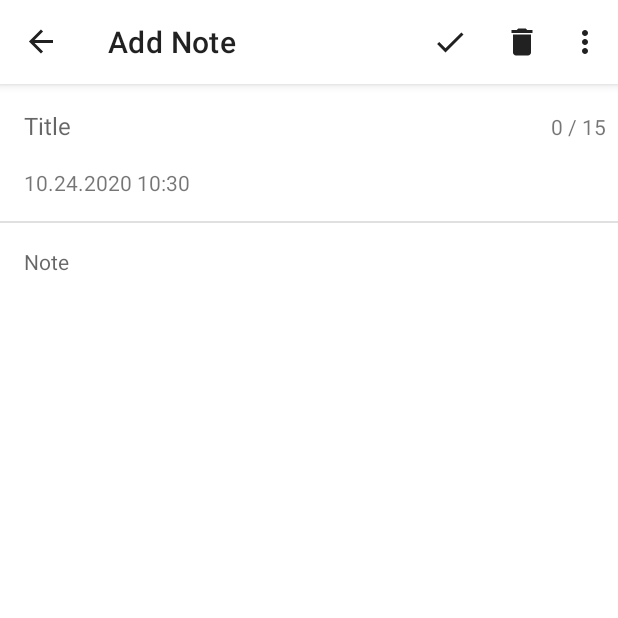
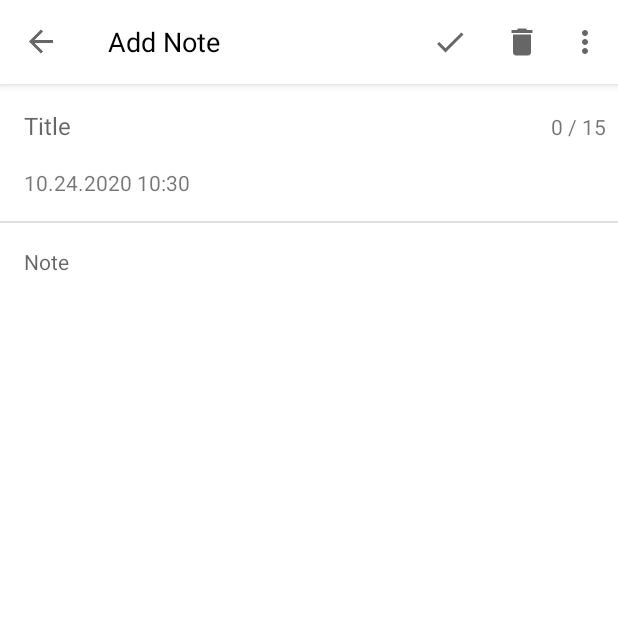
Before and after one commit to Enes-Kayiklik/PostIt, an Android app: the AddNoteFragment screen opened through its navigation route, on a phone screen of 412 x 824 dp, the top half of it. Run offline under Robolectric (Android 15) with nearby library versions, the phone set to English and light mode, and no system bars; our stand-ins replace Dagger/Hilt's generated code, navigation-ui; libraries missing offline, so code that uses them is left out: androidx.hilt.lifecycle.

Commit message:
added drawer layout

```diff
--- a/app/src/main/AndroidManifest.xml
+++ b/app/src/main/AndroidManifest.xml
@@ -1,6 +1,9 @@
 <?xml version="1.0" encoding="utf-8"?>
 <manifest xmlns:android="http://schemas.android.com/apk/res/android"
     package="com.eneskayiklik.post_it">
+
+    <uses-permission android:name="android.permission.WRITE_EXTERNAL_STORAGE" />
+    <uses-permission android:name="android.permission.READ_EXTERNAL_STORAGE" />
 
     <application
         android:name=".PostItApp"
--- a/app/src/main/java/com/eneskayiklik/post_it/ui/MainActivity.kt
+++ b/app/src/main/java/com/eneskayiklik/post_it/ui/MainActivity.kt
@@ -1,21 +1,61 @@
 package com.eneskayiklik.post_it.ui
 
 import android.os.Bundle
+import android.widget.Toast
 import androidx.appcompat.app.AppCompatActivity
+import androidx.core.view.GravityCompat
+import androidx.drawerlayout.widget.DrawerLayout
 import androidx.navigation.findNavController
 import androidx.navigation.ui.setupActionBarWithNavController
 import com.eneskayiklik.post_it.R
+import com.eneskayiklik.post_it.util.makeInvisible
+import com.eneskayiklik.post_it.util.makeVisible
 import dagger.hilt.android.AndroidEntryPoint
+import kotlinx.android.synthetic.main.activity_main.*
+import kotlinx.android.synthetic.main.app_bar_layout.*
 
 @AndroidEntryPoint
 class MainActivity : AppCompatActivity() {
     override fun onCreate(savedInstanceState: Bundle?) {
         super.onCreate(savedInstanceState)
         setContentView(R.layout.activity_main)
+        setSupportActionBar(toolbar)
+        supportActionBar?.setDisplayShowTitleEnabled(false)
+        setOnDestinationChange()
+        setupButtonsOnClick()
         setupActionBarWithNavController(findNavController(R.id.fragmentNavHost))
+    }
+
+    private fun setupButtonsOnClick() {
+        imgDrawer.setOnClickListener {
+            drawerLayout.openDrawer(GravityCompat.START)
+        }
+
+        drawerMenuMain.setNavigationItemSelectedListener {
+            when (it.itemId) {
+                R.id.exportData -> Toast.makeText(this, "Selam", Toast.LENGTH_SHORT).show()
+                else -> Toast.makeText(this, "Naber", Toast.LENGTH_SHORT).show()
+            }
+            true
+        }
+    }
+
+    private fun setOnDestinationChange() {
+        findNavController(R.id.fragmentNavHost).addOnDestinationChangedListener { _, destination, _ ->
+            toolbarTitle.text = destination.label
+            when (destination.id) {
+                R.id.addNoteFragment -> {
+                    drawerLayout?.setDrawerLockMode(DrawerLayout.LOCK_MODE_LOCKED_CLOSED)
+                        .also { imgDrawer.makeInvisible() }
+                }
+                else -> {
+                    drawerLayout?.setDrawerLockMode(DrawerLayout.LOCK_MODE_UNLOCKED)
+                        .also { imgDrawer.makeVisible() }
+                }
+            }
+        }
     }
 
     override fun onSupportNavigateUp() =
         findNavController(R.id.fragmentNavHost).navigateUp() || super.onSupportNavigateUp()
-
 }
--- a/app/src/main/java/com/eneskayiklik/post_it/ui/main/notes/NotesFragment.kt
+++ b/app/src/main/java/com/eneskayiklik/post_it/ui/main/notes/NotesFragment.kt
@@ -42,7 +42,7 @@ class NotesFragment : Fragment(R.layout.fragment_notes), NoteAdapter.OnItemClick
 
     private fun setupObserver() {
         noteViewModel.notes.observe(viewLifecycleOwner, Observer {
-            if (it.isEmpty()) emptyNoteLayout.makeVisible() else emptyNoteLayout.makeInvisible()
+            if (it.isEmpty()) emptyNote.makeVisible() else emptyNote.makeInvisible()
             noteAdapter.submitList(it)
         })
     }
--- /dev/null
+++ b/app/src/main/res/drawable/ic_drawer.xml
@@ -0,0 +1,21 @@
+<vector xmlns:android="http://schemas.android.com/apk/res/android"
+    android:width="21dp"
+    android:height="16dp"
+    android:viewportWidth="28"
+    android:viewportHeight="21">
+  <path
+      android:fillColor="#00000000"
+      android:pathData="M0,1.5L28,1.5"
+      android:strokeWidth="3"
+      android:strokeColor="#000" />
+  <path
+      android:fillColor="#00000000"
+      android:pathData="M0,10.5L14,10.5"
+      android:strokeWidth="3"
+      android:strokeColor="#000" />
+  <path
+      android:fillColor="#00000000"
+      android:pathData="M0,19.5L21,19.5"
+      android:strokeWidth="3"
+      android:strokeColor="#000" />
+</vector>
--- a/app/src/main/res/layout/activity_main.xml
+++ b/app/src/main/res/layout/activity_main.xml
@@ -1,20 +1,24 @@
 <?xml version="1.0" encoding="utf-8"?>
-<androidx.constraintlayout.widget.ConstraintLayout xmlns:android="http://schemas.android.com/apk/res/android"
+<androidx.drawerlayout.widget.DrawerLayout xmlns:android="http://schemas.android.com/apk/res/android"
     xmlns:app="http://schemas.android.com/apk/res-auto"
     xmlns:tools="http://schemas.android.com/tools"
+    android:id="@+id/drawerLayout"
     android:layout_width="match_parent"
     android:layout_height="match_parent"
     tools:context=".ui.MainActivity">
 
-    <fragment
-        android:id="@+id/fragmentNavHost"
-        android:name="androidx.navigation.fragment.NavHostFragment"
-        android:layout_width="0dp"
-        android:layout_height="0dp"
-        app:defaultNavHost="true"
-        app:layout_constraintBottom_toBottomOf="parent"
-        app:layout_constraintEnd_toEndOf="parent"
-        app:layout_constraintStart_toStartOf="parent"
-        app:layout_constraintTop_toTopOf="parent"
-        app:navGraph="@navigation/main_navigaiton" />
-</androidx.constraintlayout.widget.ConstraintLayout>
+    <include
+        layout="@layout/app_bar_layout"
+        android:layout_width="match_parent"
+        android:layout_height="?attr/actionBarSize" />
+
+    <com.google.android.material.navigation.NavigationView
+        android:id="@+id/drawerMenuMain"
+        android:layout_width="wrap_content"
+        android:layout_height="match_parent"
+        android:layout_gravity="start"
+        android:fitsSystemWindows="true"
+        app:headerLayout="@layout/drawer_nav_header"
+        app:menu="@menu/main_drawer_menu" />
+
+</androidx.drawerlayout.widget.DrawerLayout>
--- /dev/null
+++ b/app/src/main/res/layout/app_bar_layout.xml
@@ -0,0 +1,37 @@
+<?xml version="1.0" encoding="utf-8"?>
+<androidx.coordinatorlayout.widget.CoordinatorLayout xmlns:android="http://schemas.android.com/apk/res/android"
+    xmlns:app="http://schemas.android.com/apk/res-auto"
+    android:layout_width="match_parent"
+    android:layout_height="match_parent">
+
+    <com.google.android.material.appbar.AppBarLayout
+        android:layout_width="match_parent"
+        android:layout_height="wrap_content">
+
+        <androidx.appcompat.widget.Toolbar
+            android:id="@+id/toolbar"
+            android:layout_width="match_parent"
+            android:layout_height="?attr/actionBarSize"
+            android:background="@color/colorWhite">
+
+            <ImageView
+                android:id="@+id/imgDrawer"
+                android:layout_width="wrap_content"
+                android:layout_height="wrap_content"
+                android:paddingStart="0dp"
+                android:paddingTop="12dp"
+                android:paddingEnd="12dp"
+                android:paddingBottom="12dp"
+                android:src="@drawable/ic_drawer"
+                app:tint="@color/colorGrey" />
+
+            <TextView
+                android:id="@+id/toolbarTitle"
+                style="@style/ToolbarTitleStyle"
+                android:layout_width="wrap_content"
+                android:layout_height="wrap_content" />
+        </androidx.appcompat.widget.Toolbar>
+    </com.google.android.material.appbar.AppBarLayout>
+
+    <include layout="@layout/nav_host_fragment" />
+</androidx.coordinatorlayout.widget.CoordinatorLayout>
--- /dev/null
+++ b/app/src/main/res/layout/nav_host_fragment.xml
@@ -0,0 +1,15 @@
+<?xml version="1.0" encoding="utf-8"?>
+<androidx.coordinatorlayout.widget.CoordinatorLayout xmlns:android="http://schemas.android.com/apk/res/android"
+    xmlns:app="http://schemas.android.com/apk/res-auto"
+    android:layout_width="match_parent"
+    android:layout_height="match_parent">
+
+    <fragment
+        android:id="@+id/fragmentNavHost"
+        android:name="androidx.navigation.fragment.NavHostFragment"
+        android:layout_width="match_parent"
+        android:layout_height="match_parent"
+        android:layout_marginTop="?attr/actionBarSize"
+        app:defaultNavHost="true"
+        app:navGraph="@navigation/main_navigaiton" />
+</androidx.coordinatorlayout.widget.CoordinatorLayout>
--- /dev/null
+++ b/app/src/main/res/menu/main_drawer_menu.xml
@@ -0,0 +1,11 @@
+<?xml version="1.0" encoding="utf-8"?>
+<menu xmlns:android="http://schemas.android.com/apk/res/android">
+    <item
+        android:id="@+id/exportData"
+        android:title="@string/export_data" />
+
+    <item
+        android:id="@+id/importData"
+        android:title="@string/import_data" />
+
+</menu>
--- /dev/null
+++ b/app/src/main/res/values/dimens.xml
@@ -0,0 +1,4 @@
+<?xml version="1.0" encoding="utf-8"?>
+<resources>
+    <dimen name="margin_fab">16dp</dimen>
+</resources>
--- a/app/src/main/res/values/strings.xml
+++ b/app/src/main/res/values/strings.xml
@@ -19,5 +19,7 @@
     <string name="no">No</string>
     <string name="delete_all_notes_text">Do you want to delete all notes ?</string>
     <string name="delete_note_text">Do you want to delete</string>
+    <string name="export_data">Export Data</string>
+    <string name="import_data">Import Data</string>
 
 </resources>
--- a/app/src/main/res/values/styles.xml
+++ b/app/src/main/res/values/styles.xml
@@ -1,6 +1,6 @@
 <resources>
     <!-- Base application theme. -->
-    <style name="AppTheme" parent="Theme.MaterialComponents.Light.DarkActionBar">
+    <style name="AppTheme" parent="Theme.MaterialComponents.Light.NoActionBar">
         <!-- Customize your theme here. -->
         <item name="colorPrimary">@color/colorPrimary</item>
         <item name="colorPrimaryDark">@color/colorAccent</item>
@@ -21,4 +21,12 @@
         <item name="android:layout_width">0dp</item>
     </style>
 
+    <style name="ToolbarTitleStyle" parent="Widget.AppCompat.TextView">
+        <item name="android:textSize">18sp</item>
+        <item name="android:textColor">#000</item>
+        <item name="android:textAllCaps">false</item>
+        <item name="android:layout_height">wrap_content</item>
+        <item name="android:layout_width">0dp</item>
+    </style>
+
 </resources>
```
Also changed, not shown: app/src/main/res/drawable/ic_fence.xml (added, +10 -0 lines), app/src/main/res/layout/drawer_nav_header.xml (added, +7 -0 lines), app/src/main/res/layout/empty_note_layout.xml (added, +21 -0 lines), app/src/main/res/layout/fragment_notes.xml (+10 -31 lines).
